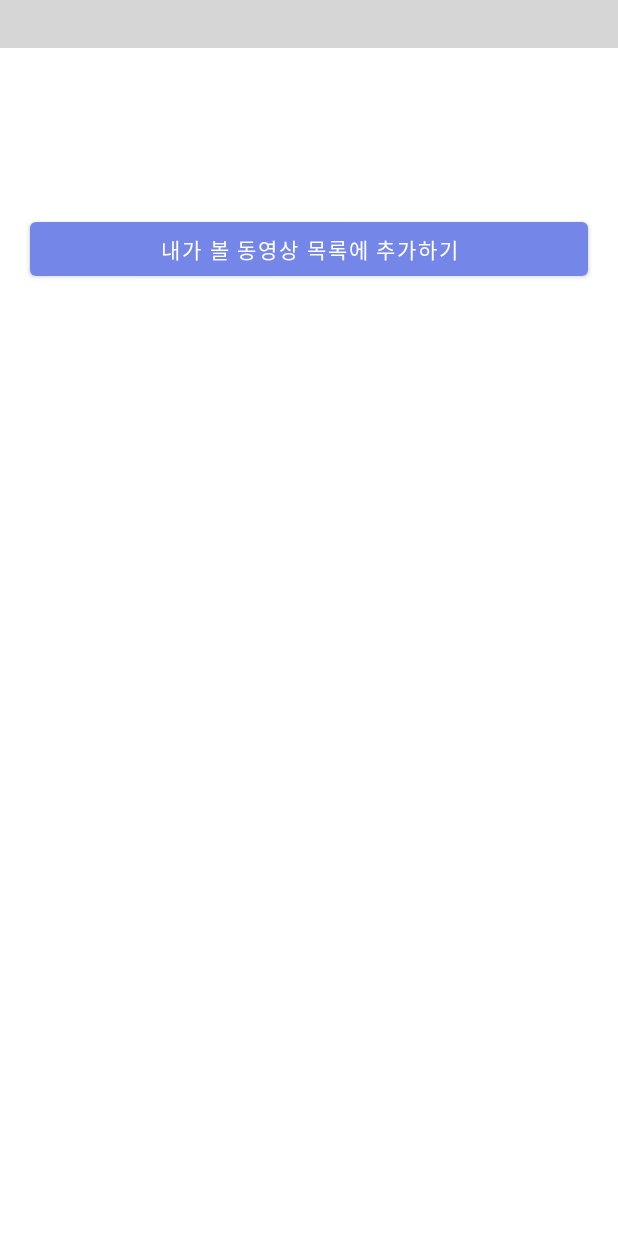
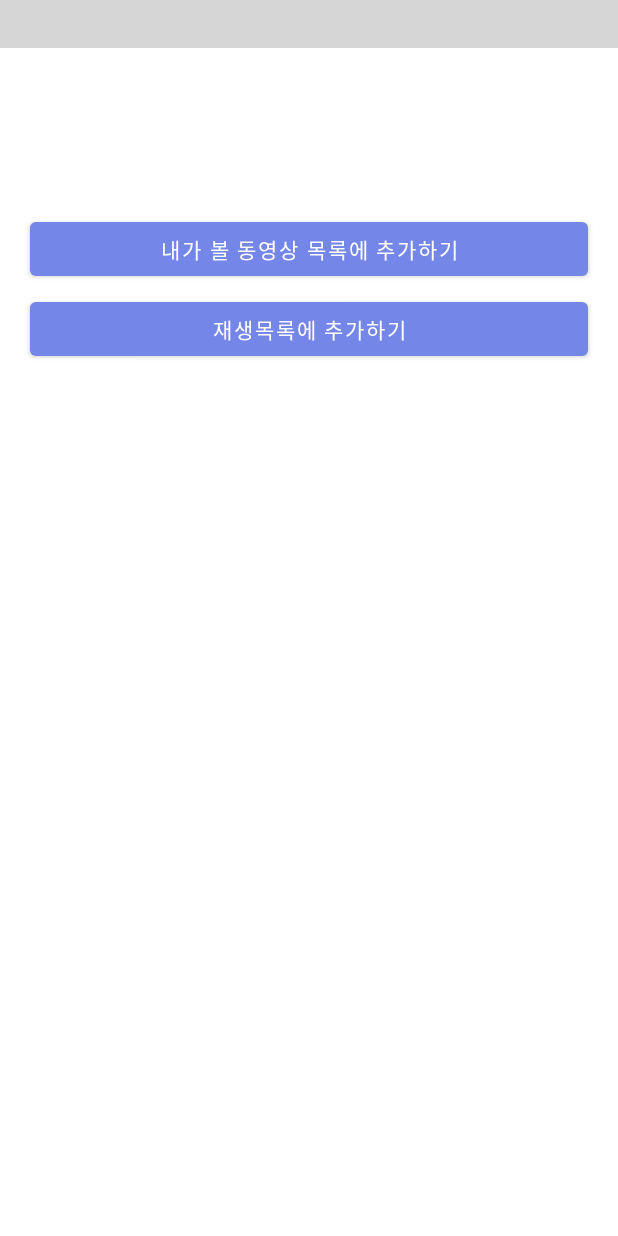
Before and after one commit to UpperLeaf/AGAPP, an Android app: the YoutubePlayerActivity screen opened directly, with no data from a screen before it, on a phone screen of 412 x 824 dp. Run offline under Robolectric (Android 15) with nearby library versions, the phone set to English and light mode, and no system bars; our stand-ins replace Volley; libraries missing offline, so code that uses them is left out: kr.co.prnd; plain views replace YouTubePlayerView; pictures from the network do not load; 4 statements that could not run were skipped; grey boxes are pictures that could not be loaded.

Commit message:
Feat : Play List Feature

```diff
--- a/app/src/main/AndroidManifest.xml
+++ b/app/src/main/AndroidManifest.xml
@@ -29,6 +29,10 @@
         <activity android:name=".YoutubePlayerActivity"
             android:configChanges="orientation|keyboardHidden|screenSize">
         </activity>
+
+        <activity android:name=".YoutubePlayListActivity"
+            android:configChanges="orientation|keyboardHidden|screenSize">
+        </activity>
     </application>
 
 </manifest>
--- a/app/src/main/java/com/wonsang/agapp/YoutubePlayerActivity.java
+++ b/app/src/main/java/com/wonsang/agapp/YoutubePlayerActivity.java
@@ -32,12 +32,15 @@ public class YoutubePlayerActivity extends AppCompatActivity {
     private TextView videoPublishedAt;
     private ImageView channelImage;
     private Button willWatchVideoButton;
+    private Button playListButton;
     private YoutubeDataProvider youtubeDataProvider;
     private Activity activity = this;
 
     private YoutubePlayerStateChangedListener listener;
     private YoutubeVideoAddWillWatchListener addWillWatchListener;
     private YoutubeVideoRemoveWillWatchListener removeWillWatchListener;
+    private YoutubeVideoAddPlayListListener addPlayListListener;
+    private YoutubeVideoRemovePlayListListener removePlayListListener;
 
     @Override
     public void onConfigurationChanged(@NonNull Configuration newConfig) {
@@ -70,6 +73,7 @@ public class YoutubePlayerActivity extends AppCompatActivity {
         videoPublishedAt.setText(intent.getStringExtra("publishedAt"));
 
         youtubeDataProvider = YoutubeDataProvider.getInstance();
+
         initListener(intent);
         startVideo(intent);
     }
@@ -89,6 +93,21 @@ public class YoutubePlayerActivity extends AppCompatActivity {
         else {
             willWatchVideoButton.setText("내가 볼 동영상 목록에 추가하기");
             willWatchVideoButton.setOnClickListener(addWillWatchListener);
+        }
+
+        boolean isPlayList = intent.getExtras().getBoolean("isPlayList");
+        playListButton = findViewById(R.id.play_list_button);
+        addPlayListListener = new YoutubeVideoAddPlayListListener(youtubeDataProvider, intent.getStringExtra("videoId"), getApplicationContext());
+        removePlayListListener = new YoutubeVideoRemovePlayListListener(youtubeDataProvider, intent.getStringExtra("videoId"), getApplicationContext());
+        addPlayListListener.setRemovePlayListListener(removePlayListListener);
+        removePlayListListener.setAddPlayListListener(addPlayListListener);
+
+        if(!isPlayList){
+            playListButton.setText("재생목록에 추가하기");
+            playListButton.setOnClickListener(addPlayListListener);
+        }else {
+            playListButton.setText("재생목록에서 삭제하기");
+            playListButton.setOnClickListener(removePlayListListener);
         }
     }
 
@@ -161,7 +180,6 @@ public class YoutubePlayerActivity extends AppCompatActivity {
             }
         }
     }
-
     static class YoutubeVideoAddWillWatchListener implements View.OnClickListener {
         private YoutubeDataProvider youtubeDataProvider;
         private YoutubeVideoRemoveWillWatchListener removeWillWatchListener;
@@ -186,7 +204,6 @@ public class YoutubePlayerActivity extends AppCompatActivity {
             v.setOnClickListener(removeWillWatchListener);
         }
     }
-
     static class YoutubeVideoRemoveWillWatchListener implements View.OnClickListener {
         private YoutubeDataProvider youtubeDataProvider;
         private String videoId;
@@ -211,4 +228,50 @@ public class YoutubePlayerActivity extends AppCompatActivity {
             v.setOnClickListener(addWillWatchListener);
         }
     }
+    static class YoutubeVideoAddPlayListListener implements View.OnClickListener {
+        private YoutubeDataProvider youtubeDataProvider;
+        private YoutubeVideoRemovePlayListListener removePlayListListener;
+        private String videoId;
+        private Context context;
+
+        YoutubeVideoAddPlayListListener(YoutubeDataProvider youtubeDataProvider, String videoId, Context context) {
+            this.youtubeDataProvider =youtubeDataProvider;
+            this.videoId = videoId;
+            this.context = context;
+        }
+        public void setRemovePlayListListener(YoutubeVideoRemovePlayListListener removePlayListListener) {
+            this.removePlayListListener = removePlayListListener;
+        }
+
+        @Override
+        public void onClick(View v) {
+            youtubeDataProvider.updateAddPlayList(videoId);
+            Toast.makeText(context, "재생목록에 추가되었습니다.", Toast.LENGTH_SHORT).show();
+            ((Button)v).setText("재생목록에서 삭제하기");
+            v.setOnClickListener(removePlayListListener);
+        }
+    }
+    static class YoutubeVideoRemovePlayListListener implements View.OnClickListener {
+        private YoutubeDataProvider youtubeDataProvider;
+        private YoutubeVideoAddPlayListListener addPlayListListener;
+        private String videoId;
+        private Context context;
+
+        YoutubeVideoRemovePlayListListener(YoutubeDataProvider dataProvider, String videoId, Context context){
+            this.youtubeDataProvider = dataProvider;
+            this.videoId = videoId;
+            this.context = context;
+        }
+        public void setAddPlayListListener(YoutubeVideoAddPlayListListener addPlayListListener) {
+            this.addPlayListListener = addPlayListListener;
+        }
+
+        @Override
+        public void onClick(View v) {
+            youtubeDataProvider.updateRemovePlayList(videoId);
+            Toast.makeText(context, "재생목록에서 삭제되었습니다.", Toast.LENGTH_SHORT).show();
+            ((Button)v).setText("재생목록에 추가하기");
+            v.setOnClickListener(addPlayListListener);
+        }
+    }
 }
--- a/app/src/main/java/com/wonsang/agapp/dao/YoutubeDataDao.java
+++ b/app/src/main/java/com/wonsang/agapp/dao/YoutubeDataDao.java
@@ -34,6 +34,9 @@ public interface YoutubeDataDao {
     @Query("SELECT * FROM youtube_data WHERE is_will_watch = 1 ORDER BY published_at DESC")
     List<YoutubeData> findAllByWillWatchOrderByPublishedAtDesc();
 
+    @Query("SELECT * FROM youtube_data WHERE is_favorite_list = 1 ORDER BY published_at DESC")
+    List<YoutubeData> findAllByPlayListOrderByPublishedAtDesc();
+
     @Query("SELECT * FROM youtube_data ORDER BY column_published_at DESC LIMIT 1")
     YoutubeData getLatest();
 
@@ -42,6 +45,9 @@ public interface YoutubeDataDao {
 
     @Query("UPDATE youtube_data SET is_will_watch = :willWatch WHERE video_id = :videoId")
     void updateWillWatch(String videoId, int willWatch);
+
+    @Query("UPDATE youtube_data SET is_favorite_list = :isPlayList WHERE video_id = :videoId")
+    void updatePlayList(String videoId, int isPlayList);
 
     @Insert(onConflict = OnConflictStrategy.REPLACE)
     void insert(YoutubeData youtubeData);
@@ -54,4 +60,6 @@ public interface YoutubeDataDao {
 
     @Delete
     void deleteAll(List<YoutubeData> youtubeData);
+
+
 }
--- a/app/src/main/java/com/wonsang/agapp/model/YoutubeData.java
+++ b/app/src/main/java/com/wonsang/agapp/model/YoutubeData.java
@@ -5,12 +5,13 @@ import androidx.room.Entity;
 import androidx.room.Index;
 import androidx.room.PrimaryKey;
 
+import java.io.Serializable;
 import java.time.LocalDateTime;
 import java.time.format.DateTimeFormatter;
 import java.time.format.DateTimeParseException;
 
 @Entity(tableName = "youtube_data", indices = {@Index(value = "video_id", unique = true)})
-public class YoutubeData{
+public class YoutubeData implements Serializable {
 
     @PrimaryKey(autoGenerate = true)
     private long id;
--- a/app/src/main/res/layout/youtube_player_main.xml
+++ b/app/src/main/res/layout/youtube_player_main.xml
@@ -64,6 +64,14 @@
         android:layout_width="match_parent"
         android:layout_height="wrap_content"
         android:layout_marginHorizontal="20dp"
-        android:layout_marginVertical="10dp"
+        android:layout_marginTop="10dp"
+        android:fontFamily="@font/nanumnarunpend" />
+
+    <Button
+        android:id="@+id/play_list_button"
+        android:layout_width="match_parent"
+        android:layout_height="wrap_content"
+        android:layout_marginHorizontal="20dp"
+        android:layout_marginVertical="5dp"
         android:fontFamily="@font/nanumnarunpend" />
 </LinearLayout>
```
Also changed, not shown: app/src/main/java/com/wonsang/agapp/YoutubeDataProvider.java (+10 -1 lines), app/src/main/java/com/wonsang/agapp/YoutubePlayListActivity.java (added, +150 -0 lines), app/src/main/java/com/wonsang/agapp/fragment/YoutubeFragment.java (+12 -0 lines), app/src/main/res/layout/playlist_item.xml (added, +35 -0 lines), app/src/main/res/layout/youtube_fragment.xml (+18 -3 lines), app/src/main/res/layout/youtube_playlist.xml (added, +20 -0 lines), app/src/main/res/drawable-v24/playlist.png (added).
